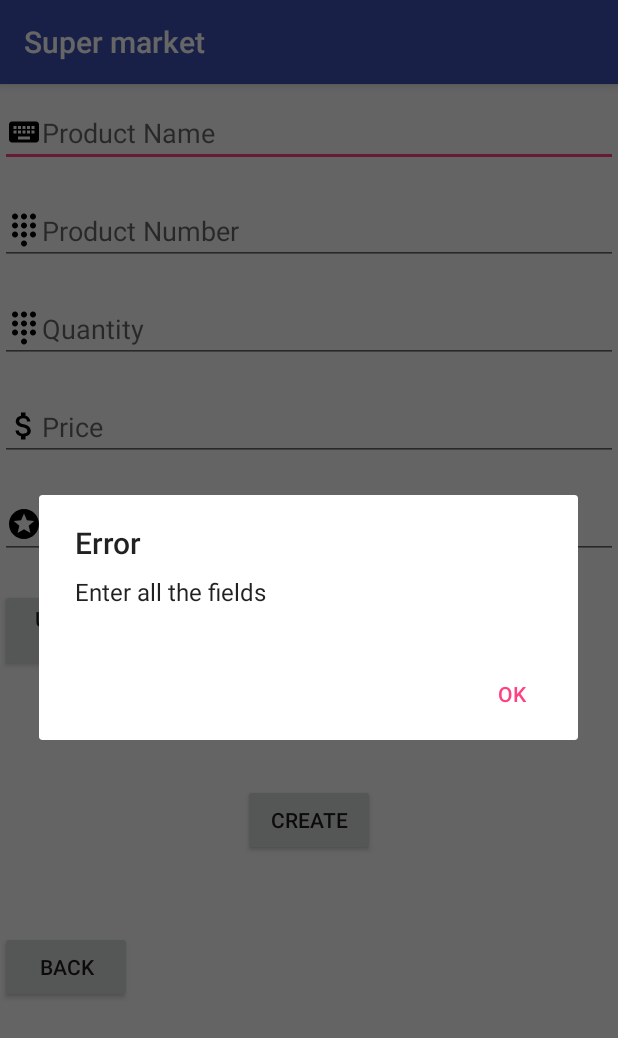
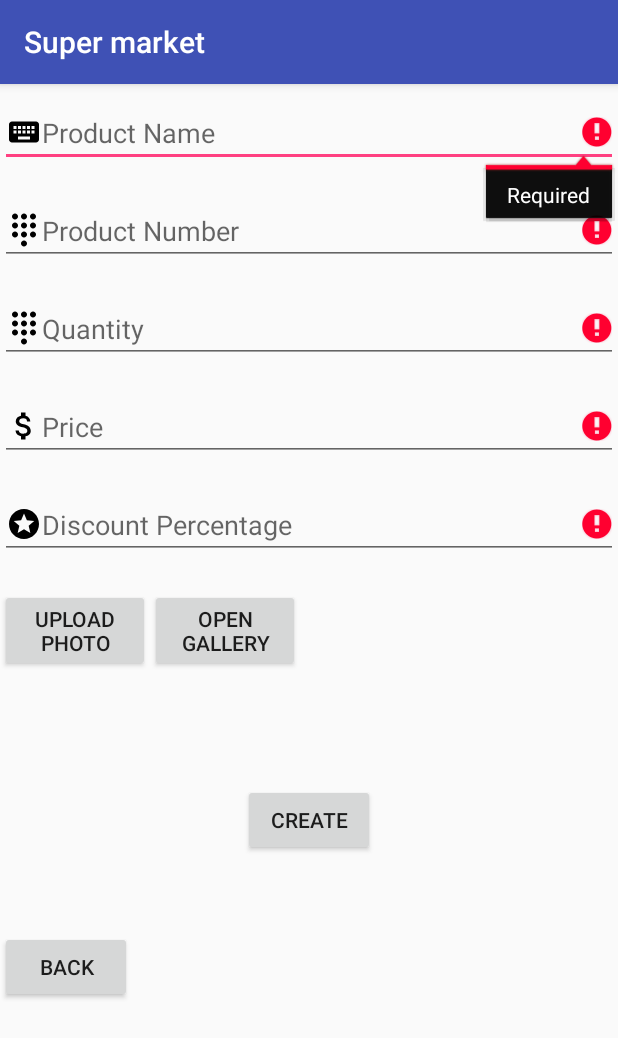
Before and after one commit to GaneshkumarHegde/Supermarket2, an Android app: the createProduct screen opened directly, with no data from a screen before it, after a tap on "CREATE", on a phone screen of 412 x 824 dp. Shown: the top 1038 px of the screen. Run offline under Robolectric (Android 15) with nearby library versions, the phone set to English and light mode, and no system bars; our stand-ins replace Firebase (no records; nobody signed in at launch, a user with empty details on screens opened directly); pictures from the network do not load.

```diff
--- a/app/build.gradle
+++ b/app/build.gradle
@@ -24,15 +24,17 @@ dependencies {
     androidTestCompile('com.android.support.test.espresso:espresso-core:2.2.2', {
         exclude group: 'com.android.support', module: 'support-annotations'
     })
+
     compile 'com.android.support:design:23.4.0'
-
+    compile 'com.android.support:design:23.4.0'
     compile 'com.android.support:appcompat-v7:23.4.0'
     compile 'com.android.support:support-v4:23.4.0'
     compile 'com.google.android.gms:play-services-appindexing:9.8.0'
-    compile 'com.android.support:design:23.4.0'
     compile 'com.google.firebase:firebase-auth:10.0.1'
+    compile 'com.google.firebase:firebase-database:10.0.1'
     testCompile 'junit:junit:4.12'
 }
 
 
+
 apply plugin: 'com.google.gms.google-services'
--- a/app/src/main/AndroidManifest.xml
+++ b/app/src/main/AndroidManifest.xml
@@ -1,7 +1,7 @@
 <?xml version="1.0" encoding="utf-8"?>
 <manifest xmlns:android="http://schemas.android.com/apk/res/android"
     package="com.example.android.supermarket">
-
+    <uses-permission android:name="android.permission.INTERNET" />
     <application
         android:allowBackup="true"
         android:icon="@mipmap/ic_launcher_icon"
--- a/app/src/main/java/com/example/android/supermarket/createProduct.java
+++ b/app/src/main/java/com/example/android/supermarket/createProduct.java
@@ -11,18 +11,31 @@ import android.provider.MediaStore;
 import android.support.v7.app.AlertDialog;
 import android.support.v7.app.AppCompatActivity;
 import android.os.Bundle;
+import android.text.TextUtils;
+import android.util.Log;
 import android.view.View;
 import android.widget.EditText;
 import android.widget.ImageView;
 import android.widget.TextView;
 import android.widget.Toast;
 
+
+import com.google.firebase.FirebaseApp;
+import com.google.firebase.FirebaseOptions;
+import com.google.firebase.database.DataSnapshot;
+import com.google.firebase.database.DatabaseReference;
+import com.google.firebase.database.FirebaseDatabase;
+import com.google.firebase.database.ValueEventListener;
+
 import static android.R.attr.data;
 import static android.widget.Toast.LENGTH_SHORT;
+import static com.example.android.supermarket.R.attr.title;
 import static java.sql.Types.NULL;
 
 public class createProduct extends AppCompatActivity {
-    SQLiteDatabase db;
+    //SQLiteDatabase db;
+    private DatabaseReference mDatabase;
+
     ImageView imageview;
     public int pno,pprice,pdiscount,q;
     public String pname;
@@ -30,8 +43,9 @@ public class createProduct extends AppCompatActivity {
     protected void onCreate(Bundle savedInstanceState) {
         super.onCreate(savedInstanceState);
         setContentView(R.layout.activity_create_product);
-        db = openOrCreateDatabase("ProductsDB", Context.MODE_WORLD_WRITEABLE, null);
-        db.execSQL("CREATE TABLE IF NOT EXISTS products(pname VARCHAR,pnumber VARCHAR,quantity VARCHAR,price VARCHAR,discount VARCHAR);");
+        mDatabase = FirebaseDatabase.getInstance().getReference("Products");
+      //  db = openOrCreateDatabase("ProductsDB", Context.MODE_WORLD_WRITEABLE, null);
+      //  db.execSQL("CREATE TABLE IF NOT EXISTS products(pname VARCHAR,pnumber VARCHAR,quantity VARCHAR,price VARCHAR,discount VARCHAR);");
     }
 
     public void openCamera(View view){
@@ -68,39 +82,41 @@ EditText e5=(EditText)findViewById(R.id.quantity);
         EditText e2=(EditText)findViewById(R.id.ProductNo);
         EditText e3=(EditText)findViewById(R.id.ProductPrice);
         EditText e4=(EditText)findViewById(R.id.ProductDiscount);
-        if(e1.getText().toString().trim().length()==0 ||e2.getText().toString().trim().length()==0||e3.getText().toString().trim().length()==0||e4.getText().toString().trim().length()==0)
-        {
-            // Toast.makeText(this,"Enter all fields",LENGTH_SHORT).show();
-            AlertDialog.Builder builder=new AlertDialog.Builder(this);
-            builder.setCancelable(false);
-            builder.setTitle("Error") ;
-            builder.setMessage("Enter all the fields");
-            builder.setPositiveButton("Ok",new DialogInterface.OnClickListener()
-            {
-                @Override
-                public void onClick(DialogInterface dialog,int which){
-                    //  finish();
-                }
-            });
-
-
-            builder.create().show();
+        if(TextUtils.isEmpty(e1.getText().toString())){
+            e1.setError("Required");
 
         }
-        else {
+        if(TextUtils.isEmpty(e2.getText().toString())){
+            e2.setError("Required");
+
+        }
+        if(TextUtils.isEmpty(e3.getText().toString())){
+            e3.setError("Required");
+
+        }
+        if(TextUtils.isEmpty(e4.getText().toString())){
+            e4.setError("Required");
+
+        }
+        if(TextUtils.isEmpty(e5.getText().toString())){
+            e5.setError("Required");
+
+        }
+        if(!((TextUtils.isEmpty(e1.getText().toString()))||(TextUtils.isEmpty(e2.getText().toString())) ||(TextUtils.isEmpty(e3.getText().toString())) ||(TextUtils.isEmpty(e4.getText().toString())) ||  (TextUtils.isEmpty(e5.getText().toString()))  )) {
             q=Integer.parseInt(e5.getText().toString());
             pname = e1.getText().toString();
             pno = Integer.parseInt(e2.getText().toString());
             pprice = Integer.parseInt(e3.getText().toString());
             pdiscount = Integer.parseInt(e4.getText().toString());
-            db.execSQL("INSERT INTO products VALUES('"+pname+"','"+pno+"','"+pprice+"','"+q+"','"+pdiscount+"');");
+            Product product=new Product(pname,pno,q,pdiscount,pprice);
+
+            String productId = mDatabase.push().getKey();
+            mDatabase.child(productId).setValue(product);
 
             Toast.makeText(this, "Product with product number " + pno + "  created Successfully  ", LENGTH_SHORT).show();
 
 
-        }
-
-    }
+    }}
     public void gallery(View view){
         Intent pickPhoto = new Intent(Intent.ACTION_PICK,
                 android.provider.MediaStore.Images.Media.EXTERNAL_CONTENT_URI);
```
Also changed, not shown: app/src/main/java/com/example/android/supermarket/Config.java (added, +9 -0 lines), app/src/main/java/com/example/android/supermarket/CustomerSignIn.java (+32 -28 lines), app/src/main/java/com/example/android/supermarket/MainActivity.java (+11 -23 lines), app/src/main/java/com/example/android/supermarket/Product.java (added, +48 -0 lines), app/src/main/java/com/example/android/supermarket/ViewProductMenu.java (+28 -20 lines).
